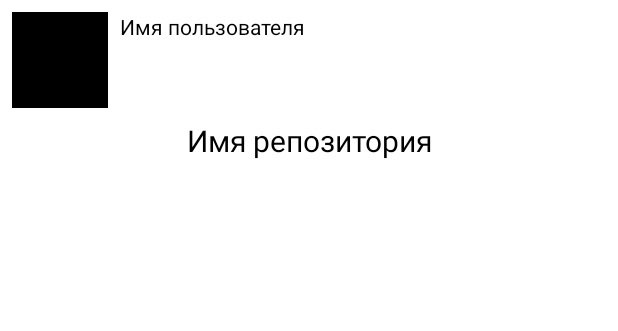
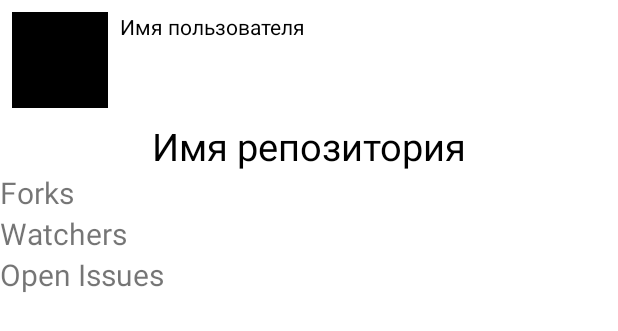
Before and after one commit to buthed/Popular_libraries_training-project, an Android app: the layout fragment_repository_detailes.xml on its own in the app's theme, with its tools: preview values and no code run, on a phone screen of 412 x 824 dp. Shown: the top 331 px of the screen. Run offline under Robolectric (Android 15) with nearby library versions, the phone set to English and light mode, and no system bars.

Commit message:
With Retrofit link to repository

```diff
--- a/app/src/main/java/com/example/popular_libraries_training_project/domain/GithubReposRepository.kt
+++ b/app/src/main/java/com/example/popular_libraries_training_project/domain/GithubReposRepository.kt
@@ -2,10 +2,11 @@ package com.example.popular_libraries_training_project.domain
 
 import com.example.popular_libraries_training_project.model.GithubReposModel
 import io.reactivex.rxjava3.core.Single
+import retrofit2.http.Url
 
 interface GithubReposRepository {
 
     fun getRepositories(reposUrl: String): Single<List<GithubReposModel>>
 
-    fun getRepository(githubReposModel: GithubReposModel): Single<GithubReposModel>
+    fun getRepository(@Url repositoryUrl: String): Single<GithubReposModel>
 }
--- a/app/src/main/java/com/example/popular_libraries_training_project/remote/RetrofitService.kt
+++ b/app/src/main/java/com/example/popular_libraries_training_project/remote/RetrofitService.kt
@@ -12,8 +12,8 @@ interface RetrofitService {
     fun getUsers(): Single<List<GithubUserModel>>
 
     @GET
-    fun getRepositories(@Url reposUrl: String): Single<List<GithubReposModel>>
+    fun getRepositories(@Url repositoriesUrl: String): Single<List<GithubReposModel>>
 
     @GET
-    fun getRepository(githubReposModel: GithubReposModel): Single<GithubReposModel>
+    fun getRepository(@Url repositoryUrl: String): Single<GithubReposModel>
 }
--- a/app/src/main/java/com/example/popular_libraries_training_project/screens/AppScreens.kt
+++ b/app/src/main/java/com/example/popular_libraries_training_project/screens/AppScreens.kt
@@ -1,5 +1,6 @@
 package com.example.popular_libraries_training_project.screens
 
+import com.example.popular_libraries_training_project.domain.GithubReposRepository
 import com.example.popular_libraries_training_project.model.GithubReposModel
 import com.example.popular_libraries_training_project.model.GithubUserModel
 import com.example.popular_libraries_training_project.ui.repositories.RepositoriesFragment
@@ -17,8 +18,8 @@ object AppScreens {
         RepositoriesFragment(userName)
     }
 
-    fun repositoryDetails(user: GithubUserModel, repository: GithubReposModel) = FragmentScreen {
-        RepositoriesDetailsFragment(user, repository)
+    fun repositoryDetails(user: GithubUserModel, model: GithubReposModel, repository: GithubReposRepository) = FragmentScreen {
+        RepositoriesDetailsFragment(user, model, repository)
     }
 
 
--- a/app/src/main/java/com/example/popular_libraries_training_project/ui/repositories/RepositoriesPresenter.kt
+++ b/app/src/main/java/com/example/popular_libraries_training_project/ui/repositories/RepositoriesPresenter.kt
@@ -38,7 +38,7 @@ class RepositoriesPresenter(
     }
 
     fun onReposClicked(reposModel: GithubReposModel) {
-        router.navigateTo(AppScreens.repositoryDetails(githubUserModel, reposModel))
+        router.navigateTo(AppScreens.repositoryDetails(githubUserModel, reposModel, githubReposRepository))
     }
 
     fun backPressed(): Boolean {
--- a/app/src/main/res/layout/fragment_repository_detailes.xml
+++ b/app/src/main/res/layout/fragment_repository_detailes.xml
@@ -37,10 +37,36 @@
         android:layout_marginStart="8dp"
         android:gravity="center"
         android:textColor="@color/black"
-        android:textSize="20sp"
+        android:textSize="25sp"
         app:layout_constraintStart_toStartOf="parent"
         app:layout_constraintTop_toBottomOf="@+id/userInfo"
         tools:text="Имя репозитория" />
+
+    <TextView
+        android:id="@+id/repositoryForks"
+        android:layout_width="match_parent"
+        android:layout_height="wrap_content"
+        android:textSize="20sp"
+        app:layout_constraintTop_toBottomOf="@+id/repositoryName"
+        tools:text="Forks"/>
+
+    <TextView
+        android:id="@+id/repositoryWatchers"
+        android:layout_width="match_parent"
+        android:layout_height="wrap_content"
+        android:textSize="20sp"
+        app:layout_constraintTop_toBottomOf="@+id/repositoryForks"
+        tools:text="Watchers"/>
+
+
+
+    <TextView
+        android:id="@+id/repositoryIssues"
+        android:layout_width="match_parent"
+        android:layout_height="wrap_content"
+        android:textSize="20sp"
+        app:layout_constraintTop_toBottomOf="@+id/repositoryWatchers"
+        tools:text="Open Issues"/>
 
     <ProgressBar
         android:id="@+id/loadingViewRepositoryDetails"
```
Also changed, not shown: app/src/main/java/com/example/popular_libraries_training_project/domain/GithubReposRepositoryImpl.kt (+4 -4 lines), app/src/main/java/com/example/popular_libraries_training_project/model/GithubRepoModel.kt (+6 -1 lines), app/src/main/java/com/example/popular_libraries_training_project/ui/repository_details/RepositoriesDetailsFragment.kt (+6 -5 lines), app/src/main/java/com/example/popular_libraries_training_project/ui/repository_details/RepositoriesDetailsPresenter.kt (+16 -16 lines).
